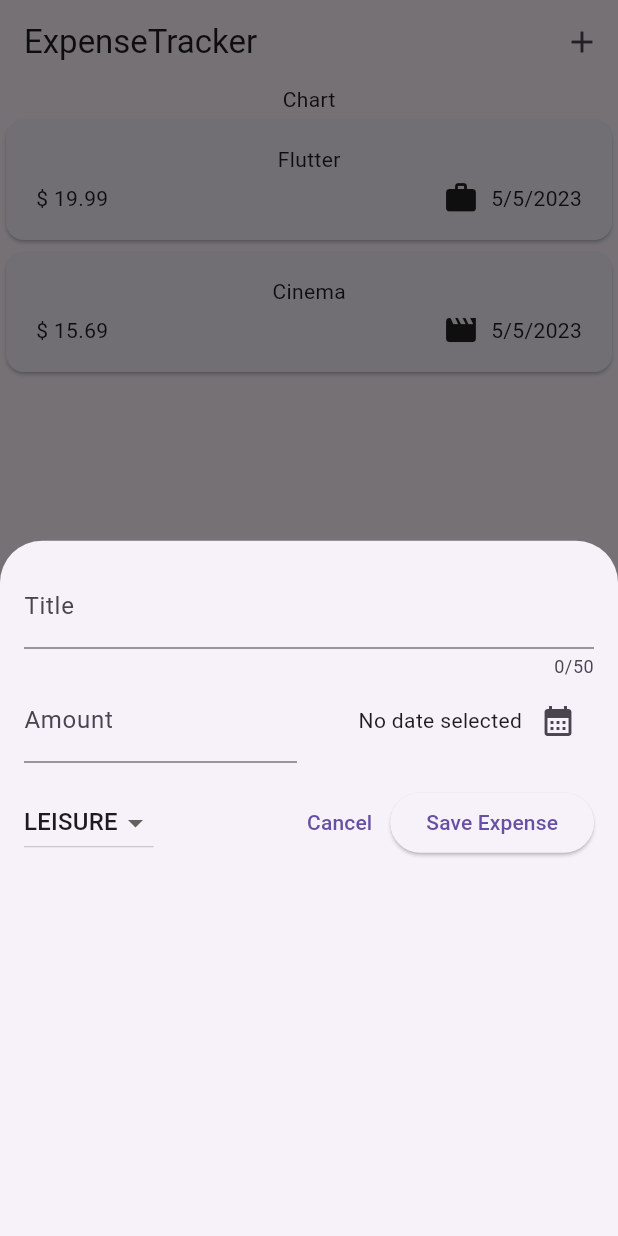
After one commit to zawmorntwan/expense_tracker, a Flutter app: the screen it shows after launch, after a tap on the "add" icon, on a phone screen of 412 x 824 dp. The commit adds this screen. Run offline on Flutter 3.47's test engine with Material 2 defaults, Android fonts, the phone set to English and light mode, and no system bars.

Commit message:
update new expense

```diff
--- a/lib/main.dart
+++ b/lib/main.dart
@@ -4,8 +4,9 @@ import 'widgets/expenses.dart';
 
 void main() {
   runApp(
-    const MaterialApp(
-      home: Expenses(),
+    MaterialApp(
+      home: const Expenses(),
+      theme: ThemeData(useMaterial3: true),
       debugShowCheckedModeBanner: false,
     ),
   );
--- a/lib/widgets/expenses.dart
+++ b/lib/widgets/expenses.dart
@@ -2,6 +2,7 @@ import 'package:flutter/material.dart';
 
 import 'expenses_list/expenses_list.dart';
 import '../models/expanse.dart';
+import 'new_expense.dart';
 
 class Expenses extends StatefulWidget {
   const Expenses({super.key});
@@ -26,9 +27,27 @@ class _ExpensesState extends State<Expenses> {
     ),
   ];
 
+  void _openAddExpenseOverlay() {
+    showModalBottomSheet(
+      context: context,
+      builder: (ctx) => const NewExpense(),
+    );
+  }
+
   @override
   Widget build(BuildContext context) {
     return Scaffold(
+      appBar: AppBar(
+        title: const Text('ExpenseTracker'),
+        actions: [
+          IconButton(
+            onPressed: _openAddExpenseOverlay,
+            icon: const Icon(
+              Icons.add,
+            ),
+          )
+        ],
+      ),
       body: Column(
         children: [
           const Text('Chart'),
--- /dev/null
+++ b/lib/widgets/new_expense.dart
@@ -0,0 +1,134 @@
+import 'package:flutter/material.dart';
+
+import '../models/expanse.dart';
+
+class NewExpense extends StatefulWidget {
+  const NewExpense({super.key});
+
+  @override
+  State<NewExpense> createState() => _NewExpenseState();
+}
+
+class _NewExpenseState extends State<NewExpense> {
+  final _amountController = TextEditingController();
+  Category _selectedCategory = Category.leisure;
+  DateTime? _selectedDate;
+  final _titleController = TextEditingController();
+
+  @override
+  void dispose() {
+    _titleController.dispose();
+    _amountController.dispose();
+    super.dispose();
+  }
+
+  void _presentDatePicker() async {
+    final now = DateTime.now();
+    final firstDate = DateTime(
+      now.year - 1,
+      now.month,
+      now.day,
+    );
+    final pickedDate = await showDatePicker(
+      context: context,
+      initialDate: now,
+      firstDate: firstDate,
+      lastDate: now,
+    );
+    setState(() {
+      _selectedDate = pickedDate;
+    });
+  }
+
+  @override
+  Widget build(BuildContext context) {
+    return Padding(
+      padding: const EdgeInsets.all(16),
+      child: Column(
+        children: [
+          TextField(
+            maxLength: 50,
+            controller: _titleController,
+            decoration: const InputDecoration(
+              label: Text('Title'),
+            ),
+          ),
+          Row(
+            children: [
+              Expanded(
+                child: TextField(
+                  controller: _amountController,
+                  keyboardType: TextInputType.number,
+                  decoration: const InputDecoration(
+                    prefixText: '\$ ',
+                    label: Text('Amount'),
+                  ),
+                ),
+              ),
+              const SizedBox(
+                width: 16,
+              ),
+              Expanded(
+                child: Row(
+                  mainAxisAlignment: MainAxisAlignment.end,
+                  children: [
+                    Text(
+                      _selectedDate == null
+                          ? 'No date selected'
+                          : formatter.format(_selectedDate!),
+                    ),
+                    IconButton(
+                      onPressed: _presentDatePicker,
+                      icon: const Icon(
+                        Icons.calendar_month,
+                      ),
+                    ),
+                  ],
+                ),
+              ),
+            ],
+          ),
+          const SizedBox(height: 16),
+          Row(
+            children: [
+              DropdownButton(
+                value: _selectedCategory,
+                items: Category.values
+                    .map(
+                      (category) => DropdownMenuItem(
+                        value: category,
+                        child: Text(
+                          category.name.toUpperCase(),
+                        ),
+                      ),
+                    )
+                    .toList(),
+                onChanged: (value) {
+                  if (value == null) {
+                    return;
+                  }
+                  setState(() {
+                    _selectedCategory = value;
+                  });
+                },
+              ),
+              const Spacer(),
+              TextButton(
+                onPressed: () {
+                  Navigator.pop(context);
+                },
+                child: const Text('Cancel'),
+              ),
+              ElevatedButton(
+                onPressed: () {
+                  print(_titleController.text);
+                },
+                child: const Text('Save Expense'),
+              ),
+            ],
+          )
+        ],
+      ),
+    );
+  }
+}
```
